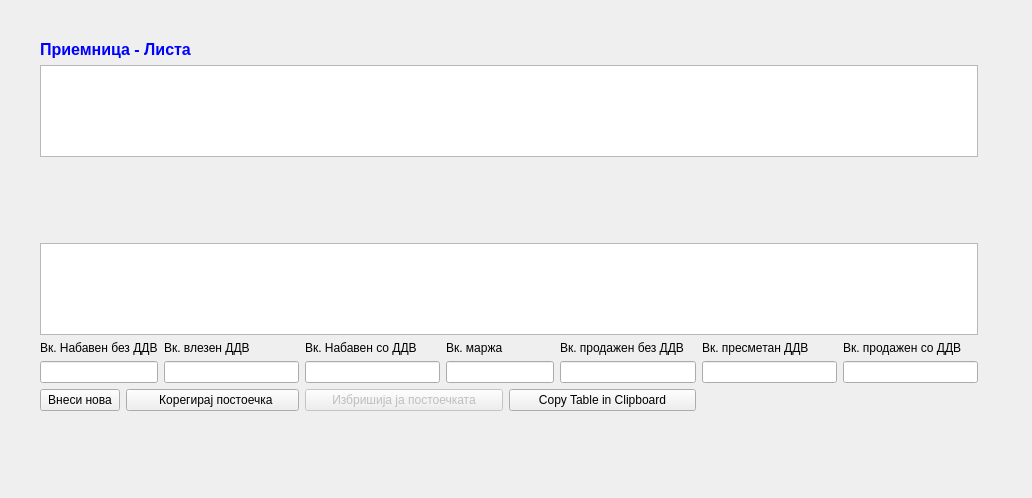
Before: the Qt Designer form sterna/Priemnici/priemnicilista.ui in srgank/sterna_x, drawn with Qt 5.
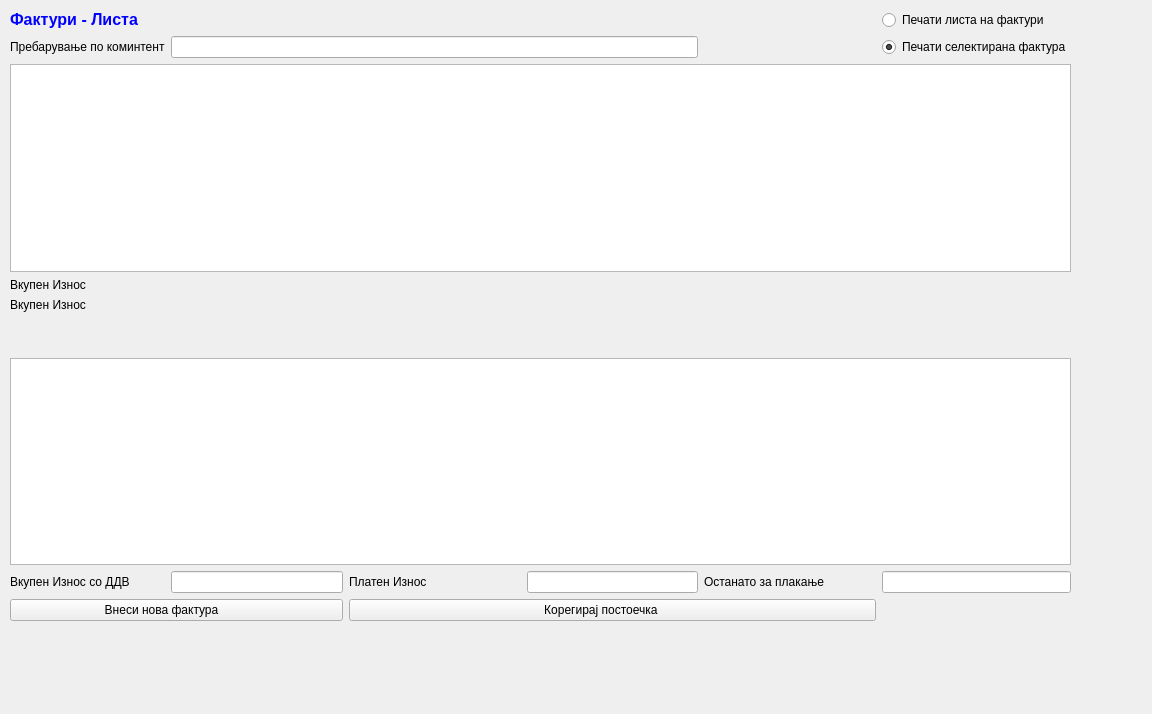
After: the same form once the commit is applied. Icons and pictures are not drawn.

The edit to the form file:
```diff
--- a/sterna/Priemnici/priemnicilista.ui
+++ b/sterna/Priemnici/priemnicilista.ui
@@ -6,8 +6,8 @@
    <rect>
     <x>0</x>
     <y>0</y>
-    <width>1032</width>
-    <height>498</height>
+    <width>1152</width>
+    <height>714</height>
    </rect>
   </property>
   <property name="windowTitle">
@@ -16,21 +16,104 @@
   <widget class="QWidget" name="layoutWidget">
    <property name="geometry">
     <rect>
-     <x>40</x>
-     <y>40</y>
-     <width>938</width>
-     <height>371</height>
+     <x>10</x>
+     <y>10</y>
+     <width>1061</width>
+     <height>611</height>
     </rect>
    </property>
    <layout class="QGridLayout" name="gridLayout">
-    <item row="0" column="0" colspan="3">
-     <widget class="QLabel" name="label_16">
+    <item row="0" column="0">
+     <widget class="QLabel" name="label_4">
       <property name="text">
-       <string>&lt;html&gt;&lt;head/&gt;&lt;body&gt;&lt;p&gt;&lt;span style=&quot; font-family:'MS Shell Dlg 2'; font-size:12pt; font-weight:600; color:#0000ff;&quot;&gt;Приемница - Листа &lt;/span&gt;&lt;/p&gt;&lt;/body&gt;&lt;/html&gt;</string>
+       <string>&lt;!DOCTYPE HTML PUBLIC &quot;-//W3C//DTD HTML 4.0//EN&quot; &quot;http://www.w3.org/TR/REC-html40/strict.dtd&quot;&gt;
+&lt;html&gt;&lt;head&gt;&lt;meta name=&quot;qrichtext&quot; content=&quot;1&quot; /&gt;&lt;style type=&quot;text/css&quot;&gt;
+p, li { white-space: pre-wrap; }
+&lt;/style&gt;&lt;/head&gt;&lt;body style=&quot; font-family:'MS Shell Dlg 2'; font-size:10pt; font-weight:400; font-style:normal;&quot;&gt;
+&lt;p style=&quot; margin-top:0px; margin-bottom:0px; margin-left:0px; margin-right:0px; -qt-block-indent:0; text-indent:0px;&quot;&gt;&lt;span style=&quot; font-size:12pt; font-weight:600; color:#0000ff;&quot;&gt;Фактури - Листа&lt;/span&gt;&lt;/p&gt;&lt;/body&gt;&lt;/html&gt;</string>
       </property>
      </widget>
     </item>
-    <item row="1" column="0" colspan="9">
+    <item row="0" column="1">
+     <spacer name="horizontalSpacer">
+      <property name="orientation">
+       <enum>Qt::Horizontal</enum>
+      </property>
+      <property name="sizeHint" stdset="0">
+       <size>
+        <width>40</width>
+        <height>20</height>
+       </size>
+      </property>
+     </spacer>
+    </item>
+    <item row="0" column="2">
+     <spacer name="horizontalSpacer_3">
+      <property name="orientation">
+       <enum>Qt::Horizontal</enum>
+      </property>
+      <property name="sizeHint" stdset="0">
+       <size>
+        <width>40</width>
+        <height>20</height>
+       </size>
+      </property>
+     </spacer>
+    </item>
+    <item row="0" column="3">
+     <spacer name="horizontalSpacer_5">
+      <property name="orientation">
+       <enum>Qt::Horizontal</enum>
+      </property>
+      <property name="sizeHint" stdset="0">
+       <size>
+        <width>40</width>
+        <height>20</height>
+       </size>
+      </property>
+     </spacer>
+    </item>
+    <item row="0" column="4">
+     <spacer name="horizontalSpacer_6">
+      <property name="orientation">
+       <enum>Qt::Horizontal</enum>
+      </property>
+      <property name="sizeHint" stdset="0">
+       <size>
+        <width>40</width>
+        <height>20</height>
+       </size>
+      </property>
+     </spacer>
+    </item>
+    <item row="0" column="5">
+     <widget class="QRadioButton" name="radioButtonPecatiLista">
+      <property name="text">
+       <string>Печати листа на фактури</string>
+      </property>
+     </widget>
+    </item>
+    <item row="1" column="0">
+     <widget class="QLabel" name="label_8">
+      <property name="text">
+       <string>Пребарување по коминтент</string>
+      </property>
+     </widget>
+    </item>
+    <item row="1" column="1" colspan="3">
+     <widget class="QLineEdit" name="prebaruvanje_po_komintent"/>
+    </item>
+    <item row="1" column="5">
+     <widget class="QRadioButton" name="radioButtonPecatiSelektirana">
+      <property name="text">
+       <string>Печати селектирана фактура</string>
+      </property>
+      <property name="checked">
+       <bool>true</bool>
+      </property>
+     </widget>
+    </item>
+    <item row="2" column="0" colspan="6">
      <widget class="QTableView" name="tableView">
       <property name="palette">
        <palette>
@@ -38,9 +121,9 @@
          <colorrole role="AlternateBase">
           <brush brushstyle="SolidPattern">
            <color alpha="255">
-            <red>215</red>
-            <green>215</green>
-            <blue>215</blue>
+            <red>234</red>
+            <green>234</green>
+            <blue>234</blue>
            </color>
           </brush>
          </colorrole>
@@ -49,9 +132,9 @@
          <colorrole role="AlternateBase">
           <brush brushstyle="SolidPattern">
            <color alpha="255">
-            <red>215</red>
-            <green>215</green>
-            <blue>215</blue>
+            <red>234</red>
+            <green>234</green>
+            <blue>234</blue>
            </color>
           </brush>
          </colorrole>
@@ -60,9 +143,9 @@
          <colorrole role="AlternateBase">
           <brush brushstyle="SolidPattern">
            <color alpha="255">
-            <red>215</red>
-            <green>215</green>
-            <blue>215</blue>
+            <red>234</red>
+            <green>234</green>
+            <blue>234</blue>
            </color>
           </brush>
          </colorrole>
@@ -74,141 +157,99 @@
       </property>
      </widget>
     </item>
-    <item row="2" column="0">
-     <widget class="QLabel" name="label_11">
-      <property name="text">
-       <string/>
-      </property>
-     </widget>
-    </item>
     <item row="3" column="0">
-     <widget class="QLabel" name="label_13">
+     <widget class="QLabel" name="label_11">
       <property name="text">
-       <string/>
+       <string>Вкупен Износ </string>
       </property>
      </widget>
     </item>
     <item row="4" column="0">
-     <widget class="QLabel" name="label">
+     <widget class="QLabel" name="label_12">
       <property name="text">
-       <string/>
+       <string>Вкупен Износ </string>
       </property>
      </widget>
     </item>
     <item row="5" column="0">
-     <widget class="QLabel" name="label_2">
+     <widget class="QLabel" name="label_13">
+      <property name="palette">
+       <palette>
+        <active>
+         <colorrole role="Text">
+          <brush brushstyle="SolidPattern">
+           <color alpha="255">
+            <red>0</red>
+            <green>0</green>
+            <blue>255</blue>
+           </color>
+          </brush>
+         </colorrole>
+        </active>
+        <inactive>
+         <colorrole role="Text">
+          <brush brushstyle="SolidPattern">
+           <color alpha="255">
+            <red>0</red>
+            <green>0</green>
+            <blue>255</blue>
+           </color>
+          </brush>
+         </colorrole>
+        </inactive>
+        <disabled>
+         <colorrole role="Text">
+          <brush brushstyle="SolidPattern">
+           <color alpha="255">
+            <red>120</red>
+            <green>120</green>
+            <blue>120</blue>
+           </color>
+          </brush>
+         </colorrole>
+        </disabled>
+       </palette>
+      </property>
       <property name="text">
        <string/>
       </property>
      </widget>
     </item>
-    <item row="6" column="0" colspan="9">
+    <item row="6" column="0">
+     <widget class="QLabel" name="label">
+      <property name="text">
+       <string/>
+      </property>
+     </widget>
+    </item>
+    <item row="7" column="0" colspan="6">
      <widget class="QTableView" name="tableView_2">
-      <property name="palette">
-       <palette>
-        <active>
-         <colorrole role="AlternateBase">
-          <brush brushstyle="SolidPattern">
-           <color alpha="255">
-            <red>215</red>
-            <green>215</green>
-            <blue>215</blue>
-           </color>
-          </brush>
-         </colorrole>
-        </active>
-        <inactive>
-         <colorrole role="AlternateBase">
-          <brush brushstyle="SolidPattern">
-           <color alpha="255">
-            <red>215</red>
-            <green>215</green>
-            <blue>215</blue>
-           </color>
-          </brush>
-         </colorrole>
-        </inactive>
-        <disabled>
-         <colorrole role="AlternateBase">
-          <brush brushstyle="SolidPattern">
-           <color alpha="255">
-            <red>215</red>
-            <green>215</green>
-            <blue>215</blue>
-           </color>
-          </brush>
-         </colorrole>
-        </disabled>
-       </palette>
-      </property>
-      <property name="frameShadow">
-       <enum>QFrame::Plain</enum>
-      </property>
       <property name="alternatingRowColors">
        <bool>true</bool>
       </property>
      </widget>
     </item>
-    <item row="7" column="0" colspan="2">
+    <item row="8" column="0">
      <widget class="QLabel" name="label_7">
       <property name="text">
-       <string>Вк. Набавен без ДДВ</string>
+       <string>Вкупен Износ со ДДВ </string>
       </property>
      </widget>
     </item>
-    <item row="7" column="2">
-     <widget class="QLabel" name="label_8">
-      <property name="text">
-       <string>Вк. влезен ДДВ</string>
-      </property>
-     </widget>
-    </item>
-    <item row="7" column="3">
-     <widget class="QLabel" name="label_9">
-      <property name="text">
-       <string>Вк. Набавен со ДДВ</string>
-      </property>
-     </widget>
-    </item>
-    <item row="7" column="4">
-     <widget class="QLabel" name="label_10">
-      <property name="text">
-       <string>Вк. маржа</string>
-      </property>
-     </widget>
-    </item>
-    <item row="7" column="6">
-     <widget class="QLabel" name="label_12">
-      <property name="text">
-       <string>Вк. продажен без ДДВ</string>
-      </property>
-     </widget>
-    </item>
-    <item row="7" column="7">
-     <widget class="QLabel" name="label_14">
-      <property name="text">
-       <string>Вк. пресметан ДДВ</string>
-      </property>
-     </widget>
-    </item>
-    <item row="7" column="8">
-     <widget class="QLabel" name="label_15">
-      <property name="text">
-       <string>Вк. продажен со ДДВ</string>
-      </property>
-     </widget>
-    </item>
-    <item row="8" column="0" colspan="2">
-     <widget class="QLineEdit" name="lineEdit_4">
+    <item row="8" column="1">
+     <widget class="QLineEdit" name="vk_iznos_so_ddv">
       <property name="alignment">
        <set>Qt::AlignRight|Qt::AlignTrailing|Qt::AlignVCenter</set>
       </property>
+      <property name="readOnly">
+       <bool>true</bool>
+      </property>
      </widget>
     </item>
     <item row="8" column="2">
-     <widget class="QLineEdit" name="lineEdit_5">
-      <property name="alignment">
-       <set>Qt::AlignRight|Qt::AlignTrailing|Qt::AlignVCenter</set>
+     <widget class="QLabel" name="label_9">
+      <property name="text">
+       <string>Платен Износ</string>
       </property>
      </widget>
     </item>
@@ -217,87 +258,47 @@
       <property name="alignment">
        <set>Qt::AlignRight|Qt::AlignTrailing|Qt::AlignVCenter</set>
       </property>
-     </widget>
-    </item>
-    <item row="8" column="4" colspan="2">
-     <widget class="QLineEdit" name="lineEdit_7">
-      <property name="alignment">
-       <set>Qt::AlignRight|Qt::AlignTrailing|Qt::AlignVCenter</set>
+      <property name="readOnly">
+       <bool>true</bool>
       </property>
      </widget>
     </item>
-    <item row="8" column="6">
-     <widget class="QLineEdit" name="lineEdit_8">
-      <property name="alignment">
-       <set>Qt::AlignRight|Qt::AlignTrailing|Qt::AlignVCenter</set>
+    <item row="8" column="4">
+     <widget class="QLabel" name="label_10">
+      <property name="text">
+       <string>Останато за плакање</string>
       </property>
      </widget>
     </item>
-    <item row="8" column="7">
-     <widget class="QLineEdit" name="lineEdit_9">
+    <item row="8" column="5">
+     <widget class="QLineEdit" name="ostanato_za_plakanje">
       <property name="alignment">
        <set>Qt::AlignRight|Qt::AlignTrailing|Qt::AlignVCenter</set>
       </property>
-     </widget>
-    </item>
-    <item row="8" column="8">
-     <widget class="QLineEdit" name="lineEdit_10">
-      <property name="alignment">
-       <set>Qt::AlignRight|Qt::AlignTrailing|Qt::AlignVCenter</set>
+      <property name="readOnly">
+       <bool>true</bool>
       </property>
      </widget>
     </item>
-    <item row="9" column="0">
+    <item row="9" column="0" colspan="2">
      <widget class="QPushButton" name="pushButton">
       <property name="text">
-       <string>Внеси нова</string>
+       <string>Внеси нова фактура         </string>
       </property>
       <property name="icon">
        <iconset>
-        <normaloff>:/sterna/Resources/key_f2.png</normaloff>:/sterna/Resources/key_f2.png</iconset>
-      </property>
-      <property name="iconSize">
-       <size>
-        <width>16</width>
-        <height>16</height>
-       </size>
+        <normaloff>../../../Brisi/sterna/Resources/key_f2.png</normaloff>../../../Brisi/sterna/Resources/key_f2.png</iconset>
       </property>
      </widget>
     </item>
-    <item row="9" column="1" colspan="2">
+    <item row="9" column="2" colspan="3">
      <widget class="QPushButton" name="pushButton_2">
       <property name="text">
-       <string>  Корегирај постоечка</string>
+       <string>Корегирај постоечка       </string>
       </property>
       <property name="icon">
        <iconset>
-        <normaloff>:/sterna/Resources/key_f3.png</normaloff>:/sterna/Resources/key_f3.png</iconset>
-      </property>
-      <property name="iconSize">
-       <size>
-        <width>16</width>
-        <height>16</height>
-       </size>
-      </property>
-     </widget>
-    </item>
-    <item row="9" column="3" colspan="2">
-     <widget class="QPushButton" name="pushButton_3">
-      <property name="enabled">
-       <bool>false</bool>
-      </property>
-      <property name="text">
-       <string>Избришија ја постоечката</string>
-      </property>
-     </widget>
-    </item>
-    <item row="9" column="5" colspan="2">
-     <widget class="QPushButton" name="pushButton_4">
-      <property name="enabled">
-       <bool>true</bool>
-      </property>
-      <property name="text">
-       <string>Copy Table in Clipboard</string>
+        <normaloff>../../../Brisi/sterna/Resources/key_f3.png</normaloff>../../../Brisi/sterna/Resources/key_f3.png</iconset>
       </property>
      </widget>
     </item>
```
Left out of the diff: 14 changed lines with no effect on the pictures.
